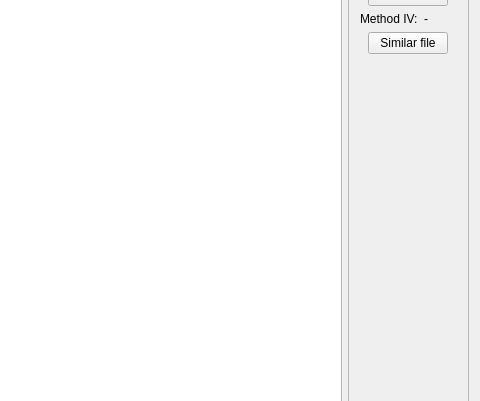
The window that Projekt/project/app/mainwindow.ui (MichalBernacki/Plagiarism_detection_app) describes before a commit, drawn with Qt 5; both pictures show x 720 to 1200 and y 155 to 556 of the 1200 by 800 pixel window.
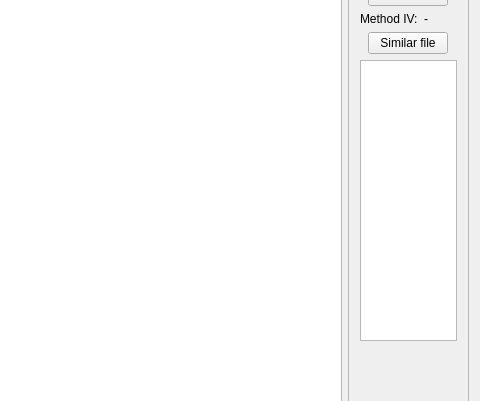
The same window after the commit.

Commit message: Added panel with results of algorithms

Patch:
```diff
--- a/Projekt/project/app/mainwindow.ui
+++ b/Projekt/project/app/mainwindow.ui
@@ -432,6 +432,9 @@
          </item>
         </layout>
        </item>
+       <item>
+        <widget class="QTextBrowser" name="teResults"/>
+       </item>
        <item>
         <spacer name="verticalSpacer_2">
          <property name="orientation">
```
The commit also changes 2 other files.
